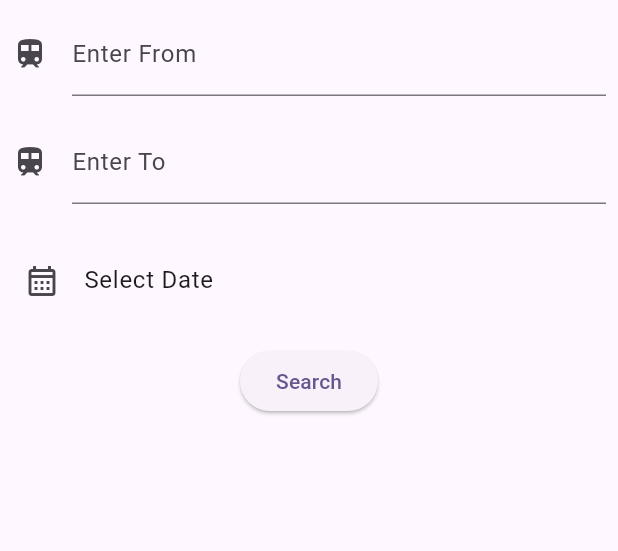
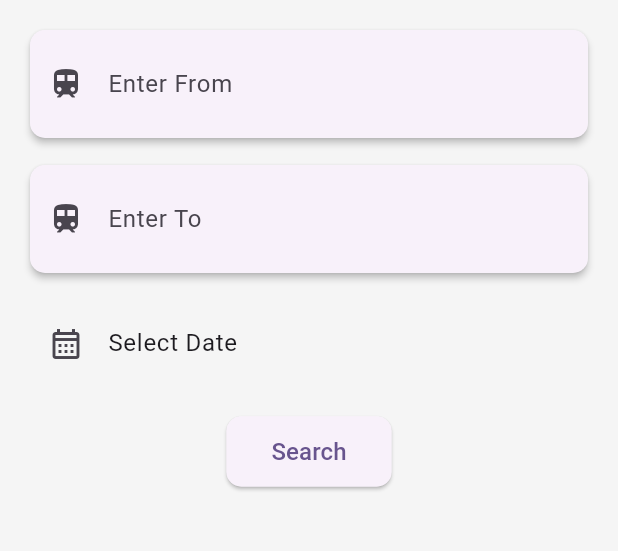
Before and after one commit to asirsayyad/confirm_ticket_frontEnd, a Flutter app: the FirstScreen screen opened directly, on a phone screen of 412 x 824 dp, the part 84-635 px from its top. Run offline on Flutter 3.47's test engine with Material 3 defaults, Android fonts, the phone set to English and light mode, and no system bars; our stand-ins replace animated_text_kit, get; network calls fail.

Commit message:
Owner changes: fixed bug in home screen

```diff
--- a/lib/Train_Availability_Screen/train_availabilityscreen.dart
+++ b/lib/Train_Availability_Screen/train_availabilityscreen.dart
@@ -8,11 +8,8 @@ class SecondScreen extends StatelessWidget {
   final String from;
   final String to;
 
-  const SecondScreen({
-    Key? key,
-    required this.from,
-    required this.to,
-  }) : super(key: key);
+  const SecondScreen({Key? key, required this.from, required this.to})
+    : super(key: key);
 
   @override
   Widget build(BuildContext context) {
@@ -45,9 +42,7 @@ class SecondScreen extends StatelessWidget {
                   '${train.number} - ${train.name}',
                   style: const TextStyle(fontWeight: FontWeight.bold),
                 ),
-                subtitle: Text(
-                  '${train.departureTime} → ${train.arrivalTime}',
-                ),
+                subtitle: Text('${train.departureTime} → ${train.arrivalTime}'),
                 trailing: Row(
                   mainAxisSize: MainAxisSize.min,
                   children: [
--- a/lib/app_barscreen/appbar_screen.dart
+++ b/lib/app_barscreen/appbar_screen.dart
@@ -26,7 +26,8 @@ class Appbar_Screen extends GetxController{
         TextButton.icon(
           //textButton .icon best for app bar button it provid icon and text
           onPressed: () {
-            Get.to(FirstScreen());
+           Get.to(FirstScreen());
+
             // Action when Login is tapped
             debugPrint("Book Ticket tapped");
           },
--- a/lib/first_screen/first_screen.dart
+++ b/lib/first_screen/first_screen.dart
@@ -3,7 +3,6 @@ import 'package:confirmticket/first_welcome_screen/first_welcome_screen.dart';
 import 'package:confirmticket/splash_screen/splash_screen.dart';
 import 'package:flutter/material.dart';
 import 'package:get/get.dart';
-
 import '../Train_Availability_Screen/train_availabilityscreen.dart';
 import 'controller_firstscreen.dart';
 
@@ -14,33 +13,47 @@ class FirstScreen extends StatelessWidget {
   Widget build(BuildContext context) {
     Controller_firstscreen controllerfirst = Get.put(Controller_firstscreen());
     Appbar_Screen appbar_screen = Get.put(Appbar_Screen());
+
     return Scaffold(
       appBar: appbar_screen.appbarmethod(),
-      body: Column(
+      backgroundColor: Colors.grey[100], // Light background
+      body: Padding(
+        padding: const EdgeInsets.all(16.0),
+        child: Column(
           children: [
-          Padding(
-            padding: const EdgeInsets.all(8.0),
+            Card(
+              shape: RoundedRectangleBorder(borderRadius: BorderRadius.circular(10)),
+              elevation: 2,
+              child: Padding(
+                padding: const EdgeInsets.symmetric(horizontal: 12, vertical: 8),
                 child: TextField(
                   controller: controllerfirst.Textfieldfirstfromfirstscreen,
                   decoration: InputDecoration(
                     icon: Icon(Icons.train),
-                label: Text("Enter From"),
-                border: UnderlineInputBorder(),
+                    labelText: "Enter From",
+                    border: InputBorder.none,
                   ),
                 ),
               ),
-          Padding(
-            padding: const EdgeInsets.all(8.0),
+            ),
+            SizedBox(height: 10),
+            Card(
+              shape: RoundedRectangleBorder(borderRadius: BorderRadius.circular(10)),
+              elevation: 2,
+              child: Padding(
+                padding: const EdgeInsets.symmetric(horizontal: 12, vertical: 8),
                 child: TextField(
                   controller: controllerfirst.Textfieldsecondfromfirstscreen,
                   decoration: InputDecoration(
                     icon: Icon(Icons.train),
-                label: Text("Enter To"),
-                border: UnderlineInputBorder(),
+                    labelText: "Enter To",
+                    border: InputBorder.none,
+                  ),
                 ),
               ),
             ),
             SizedBox(height: 15),
+
              ListTile(
                 leading: Icon(Icons.calendar_month_outlined),
                 title: Obx(() {
@@ -50,14 +63,21 @@ class FirstScreen extends StatelessWidget {
                   controllerfirst.datetimemethod(context);
                 },
               ),
-          SizedBox(height: 15),
+
+            SizedBox(height: 20),
             ElevatedButton(
+              style: ElevatedButton.styleFrom(
+                padding: EdgeInsets.symmetric(horizontal: 30, vertical: 12),
+                shape: RoundedRectangleBorder(borderRadius: BorderRadius.circular(10)),
+              ),
               onPressed: () {
                 controllerfirst.notification();
               },
-            child: Text("Search"),
+              child: Text("Search", style: TextStyle(fontSize: 16)),
             ),
+
           ],
+        ),
       ),
     );
   }
--- a/lib/main.dart
+++ b/lib/main.dart
@@ -1,6 +1,7 @@
 import 'package:flutter/material.dart';
 import 'package:get/get.dart';
 
+import 'schedule_screen/schedule_screen.dart';
 import 'splash_screen/splash_screen.dart';
 
 void main() {
@@ -9,6 +10,7 @@ void main() {
 
 class MyApp extends StatelessWidget {
   const MyApp({super.key});
+
 
   // This widget is the root of your application.
   @override
--- a/pubspec.yaml
+++ b/pubspec.yaml
@@ -37,6 +37,7 @@ dependencies:
   get: ^4.7.2
   intl: ^0.20.2
   animated_text_kit: ^4.2.3
+  firebase_core: ^3.15.1
 
 dev_dependencies:
   flutter_test:
```
Also changed, not shown: lib/splash_screen/splash_screen.dart (+6 -4 lines), pubspec.lock, 6 other files. Lines whose indentation alone changed are shown as unchanged.
